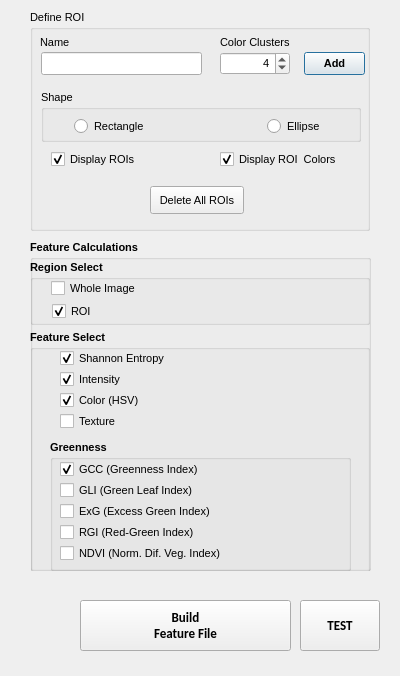
The window that QDialog_ColorSegmentation.ui (JohnStranzl/GRIME-AI) describes before a commit, drawn with Qt 5.
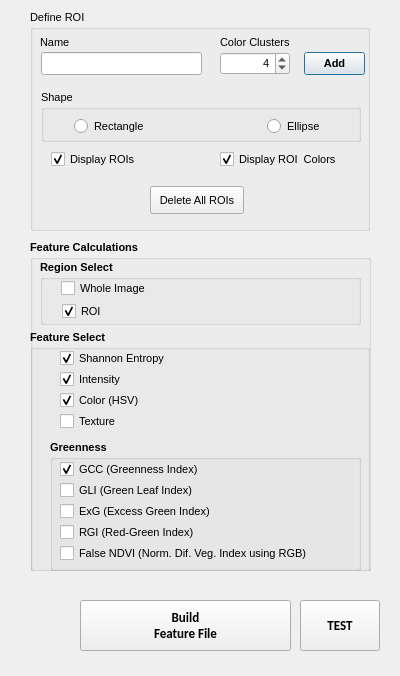
The same window after the commit.

Commit message:
Greenness Index Rewrite
Rewrote the greenness index class to include additional greenness indices from a journal paper mentioned in the release notes.
Some monor code cleanup in a number of fuinctions where 'except:' was replaced by 'excpect ValueError:' in most cases.

Patch:
```diff
--- a/QDialog_ColorSegmentation.ui
+++ b/QDialog_ColorSegmentation.ui
@@ -64,9 +64,9 @@
    <widget class="QGroupBox" name="groupBox_14">
     <property name="geometry">
      <rect>
-      <x>0</x>
+      <x>10</x>
       <y>20</y>
-      <width>340</width>
+      <width>321</width>
       <height>65</height>
      </rect>
     </property>
@@ -161,7 +161,7 @@
       <rect>
        <x>20</x>
        <y>110</y>
-       <width>301</width>
+       <width>311</width>
        <height>131</height>
       </rect>
      </property>
@@ -250,7 +250,7 @@
        <rect>
         <x>10</x>
         <y>105</y>
-        <width>260</width>
+        <width>291</width>
         <height>17</height>
        </rect>
       </property>
@@ -263,7 +263,7 @@
        </font>
       </property>
       <property name="text">
-       <string>NDVI (Norm. Dif. Veg. Index)</string>
+       <string>False NDVI (Norm. Dif. Veg. Index using RGB)</string>
       </property>
      </widget>
      <widget class="QCheckBox" name="checkBox_GLI">
```
The commit also changes 18 other files.
